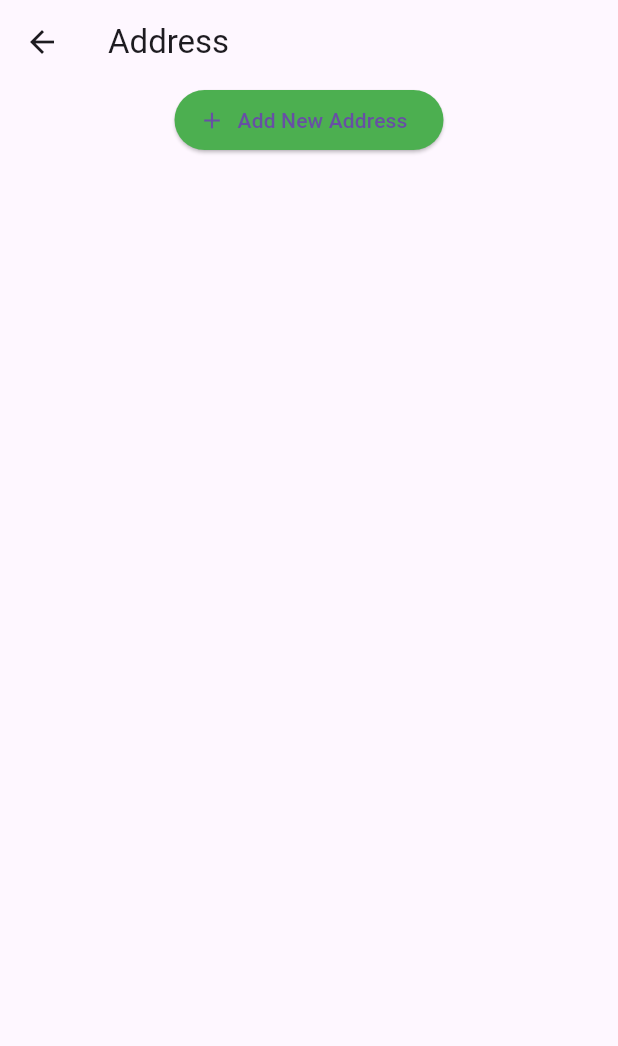
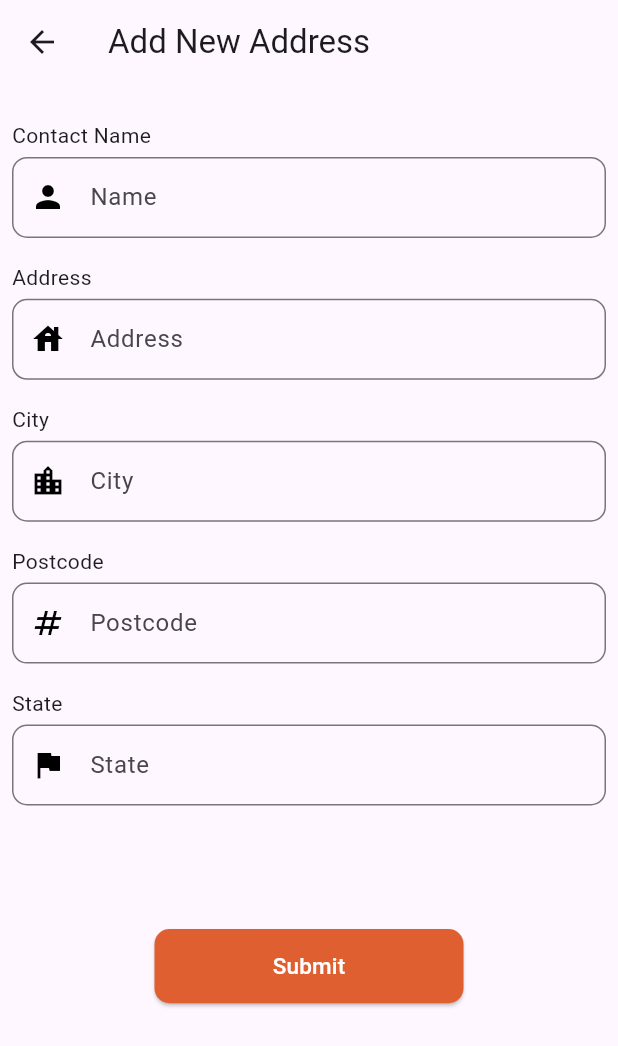
Before and after one commit to syukrianuar/flutter_todak_app_task, a Flutter app: the AddressesScreen screen opened directly, after a tap on "Add New Address", on a phone screen of 412 x 824 dp. Shown: the top 1046 px of the screen. Run offline on Flutter 3.47's test engine with Material 3 defaults, Android fonts, the phone set to English and light mode, and no system bars; our stand-ins replace cached_network_image, responsive_sizer, shared_preferences, transparent_image; accounts and stored records are empty; network calls fail.

Commit message:
data - addresses : add and load address

```diff
--- /dev/null
+++ b/lib/model/address.dart
@@ -0,0 +1,13 @@
+class Address {
+  const Address(
+      {required this.contactName,
+      required this.address,
+      required this.city,
+      required this.postcode,
+      required this.state});
+  final String contactName;
+  final String address;
+  final String city;
+  final int postcode;
+  final String state;
+}
--- a/lib/screen/addresses.dart
+++ b/lib/screen/addresses.dart
@@ -1,10 +1,88 @@
+import 'dart:convert';
+
 import 'package:flutter/material.dart';
+import 'package:shared_preferences/shared_preferences.dart';
+import 'package:todak_app_task/model/address.dart';
+import 'package:todak_app_task/widget/address_item.dart';
+import 'package:todak_app_task/widget/address_lists.dart';
+import 'package:todak_app_task/widget/new_address.dart';
 
-class AddressesScreen extends StatelessWidget {
+class AddressesScreen extends StatefulWidget {
   const AddressesScreen({super.key});
 
   @override
+  State<AddressesScreen> createState() => _AddressesScreenState();
+}
+
+class _AddressesScreenState extends State<AddressesScreen> {
+  List<Address> listAddresses = [];
+
+  @override
+  void initState() {
+    super.initState();
+    loadAddress();
+    // listAddresses;
+    // print(listAddresses);
+  }
+
+  void loadAddress() async {
+    final prefs = await SharedPreferences.getInstance();
+    final addressesJson = prefs.getString('addresses');
+    print("this is addressesJson : $addressesJson");
+    if (addressesJson != null) {
+      final addressesData = jsonDecode(addressesJson);
+      int index = 0;
+      listAddresses = addressesData
+          .map<Address>((addressData) => Address(
+              contactName: addressData['contact_name'],
+              address: addressData['address'],
+              city: addressData['city'],
+              postcode: addressData['postcode'],
+              state: addressData['state']))
+          .toList();
+      setState(() {
+        listAddresses;
+      });
+    }
+  }
+
+  void saveAddress() async {
+    final SharedPreferences prefs = await SharedPreferences.getInstance();
+    final addressesJson = json.encode(listAddresses
+        .map((address) => {
+              'contact_name': address.contactName,
+              'address': address.address,
+              'city': address.city,
+              'postcode': address.postcode,
+              'state': address.state,
+            })
+        .toList());
+    await prefs.setString('addresses', addressesJson);
+  }
+
+  void addAddress(Address address) {
+    setState(() {
+      listAddresses.add(address);
+      saveAddress();
+    });
+  }
+
+  void newAddress() {
+    Navigator.push(
+        context,
+        MaterialPageRoute(
+            builder: (ctx) => NewAddress(
+                  onAddAddress: addAddress,
+                )));
+  }
+
+  @override
   Widget build(BuildContext context) {
+    Widget mainContent = Text('Oops, no data.');
+
+    if (listAddresses.isNotEmpty) {
+      mainContent = AddressLists(addresses: listAddresses);
+    }
     return Scaffold(
       appBar: AppBar(
         title: Text('Address'),
@@ -12,10 +90,10 @@ class AddressesScreen extends StatelessWidget {
       body: Column(
         // crossAxisAlignment: CrossAxisAlignment.center,
         children: [
-
+          mainContent,
           Align(
             child: ElevatedButton.icon(
-                onPressed: () {},
+                onPressed: newAddress,
                 style: ElevatedButton.styleFrom(backgroundColor: Colors.green),
                 icon: Icon(Icons.add),
                 label: Text('Add New Address')),
--- a/lib/screen/profiles.dart
+++ b/lib/screen/profiles.dart
@@ -83,6 +83,7 @@ class ProfilesScreen extends StatelessWidget {
                     ),
                   ),
                 ),
+
               ],
             ),
           )
--- /dev/null
+++ b/lib/widget/address_item.dart
@@ -0,0 +1,17 @@
+import 'package:flutter/material.dart';
+import 'package:todak_app_task/model/address.dart';
+
+class AddressItem extends StatelessWidget {
+  const AddressItem({super.key, required this.address});
+
+  final Address address;
+
+  @override
+  Widget build(BuildContext context) {
+    return ListTile(
+      title: Text(address.contactName),
+      subtitle: Text(
+          '${address.address}, ${address.city}, ${address.postcode}, ${address.state}'),
+    );
+  }
+}
--- /dev/null
+++ b/lib/widget/address_lists.dart
@@ -0,0 +1,22 @@
+import 'package:flutter/material.dart';
+import 'package:todak_app_task/model/address.dart';
+import 'package:todak_app_task/widget/address_item.dart';
+
+class AddressLists extends StatelessWidget {
+  const AddressLists({super.key, required this.addresses});
+
+  final List<Address> addresses;
+
+  @override
+  Widget build(BuildContext context) {
+    return Expanded(
+      child: ListView.builder(
+          itemCount: addresses.length,
+          itemBuilder: (ctx, index) {
+            return AddressItem(
+              address: addresses[index],
+            );
+          }),
+    );
+  }
+}
--- /dev/null
+++ b/lib/widget/new_address.dart
@@ -0,0 +1,257 @@
+import 'dart:convert';
+
+import 'package:flutter/material.dart';
+import 'package:responsive_sizer/responsive_sizer.dart';
+import 'package:shared_preferences/shared_preferences.dart';
+import 'package:todak_app_task/model/address.dart';
+
+class NewAddress extends StatefulWidget {
+  const NewAddress({super.key, required this.onAddAddress});
+
+  final void Function(Address address) onAddAddress;
+
+  @override
+  State<NewAddress> createState() => _NewAddressState();
+}
+
+class _NewAddressState extends State<NewAddress> {
+  final _formKey = GlobalKey<FormState>();
+  var _enteredContactName = '';
+  var _enteredAddress = '';
+  var _enteredCity = '';
+  var _enteredPostcode = 1;
+  var _enteredState = '';
+
+//   void saveAddress() async {
+//   final SharedPreferences prefs = await SharedPreferences.getInstance();
+//   final addressesJson = json.encode(widget.addresses
+//         .map((todo) => {
+//               'contact_name': todo.contactName,
+//               'address': todo.address,
+//               'city': todo.city,
+//               'postcode': todo.postcode,
+//               'state': todo.state,
+
+//             })
+//         .toList());
+//     await prefs.setString('todos', todosJson);
+// }
+
+  void submitAddress() {
+    // final enteredPostcode = int.tryParse(_enteredPostcode);
+    // final amountIsInvalid = enteredAmount == null || enteredAmount <= 0;
+    if (_formKey.currentState!.validate()) {
+      _formKey.currentState!.save();
+      widget.onAddAddress(Address(
+          contactName: _enteredContactName,
+          address: _enteredAddress,
+          city: _enteredCity,
+          postcode: _enteredPostcode,
+          state: _enteredState));
+          // saveAddress();
+      Navigator.pop(context);
+    }
+  }
+
+  @override
+  Widget build(BuildContext context) {
+    return Scaffold(
+      appBar: AppBar(
+        title: Text('Add New Address'),
+      ),
+      body: Form(
+          key: _formKey,
+          autovalidateMode: AutovalidateMode.onUserInteraction,
+          child: Padding(
+            padding: const EdgeInsets.all(8.0),
+            child: Column(
+              crossAxisAlignment: CrossAxisAlignment.start,
+              children: [
+                SizedBox(
+                  height: 2.h,
+                ),
+                Text('Contact Name'),
+                SizedBox(
+                  height: 0.5.h,
+                ),
+                TextFormField(
+                  // controller: _nameController,
+                  decoration: InputDecoration(
+                    contentPadding:
+                        const EdgeInsets.fromLTRB(20.0, 15.0, 20.0, 15.0),
+                    prefixIcon: const Icon(Icons.person, color: Colors.black),
+                    hintText: "Name",
+                    border: OutlineInputBorder(
+                        borderSide: const BorderSide(
+                            // color: secondaryColor,
+                            width: 32.0),
+                        borderRadius: BorderRadius.circular(10.0)),
+                  ),
+                  onSaved: (newValue) {
+                    _enteredContactName = newValue!;
+                  },
+                  validator: (name) {
+                    if (name!.isEmpty) {
+                      return 'Enter your name';
+                    } else {
+                      return null;
+                    }
+                  },
+                ),
+                SizedBox(
+                  height: 2.h,
+                ),
+                Text('Address'),
+                SizedBox(
+                  height: 0.5.h,
+                ),
+                TextFormField(
+                  // controller: _nameController,
+                  decoration: InputDecoration(
+                    contentPadding:
+                        const EdgeInsets.fromLTRB(20.0, 15.0, 20.0, 15.0),
+                    prefixIcon: const Icon(Icons.house, color: Colors.black),
+                    hintText: "Address",
+                    border: OutlineInputBorder(
+                        borderSide: const BorderSide(
+                            // color: secondaryColor,
+                            width: 32.0),
+                        borderRadius: BorderRadius.circular(10.0)),
+                  ),
+                  onSaved: (newValue) {
+                    _enteredAddress = newValue!;
+                  },
+                  validator: (name) {
+                    if (name!.isEmpty) {
+                      return 'Enter your address';
+                    } else {
+                      return null;
+                    }
+                  },
+                ),
+                SizedBox(
+                  height: 2.h,
+                ),
+                Text('City'),
+                SizedBox(
+                  height: 0.5.h,
+                ),
+                TextFormField(
+                  // controller: _nameController,
+                  decoration: InputDecoration(
+                    contentPadding:
+                        const EdgeInsets.fromLTRB(20.0, 15.0, 20.0, 15.0),
+                    prefixIcon:
+                        const Icon(Icons.location_city, color: Colors.black),
+                    hintText: "City",
+                    border: OutlineInputBorder(
+                        borderSide: const BorderSide(
+                            // color: secondaryColor,
+                            width: 32.0),
+                        borderRadius: BorderRadius.circular(10.0)),
+                  ),
+                  onSaved: (newValue) {
+                    _enteredCity = newValue!;
+                  },
+                  validator: (name) {
+                    if (name!.isEmpty) {
+                      return 'Enter your city';
+                    } else {
+                      return null;
+                    }
+                  },
+                ),
+                SizedBox(
+                  height: 2.h,
+                ),
+                Text('Postcode'),
+                SizedBox(
+                  height: 0.5.h,
+                ),
+                TextFormField(
+                  // controller: _nameController,
+                  keyboardType: TextInputType.number,
+                  decoration: InputDecoration(
+                    contentPadding:
+                        const EdgeInsets.fromLTRB(20.0, 15.0, 20.0, 15.0),
+                    prefixIcon: const Icon(Icons.numbers, color: Colors.black),
+                    hintText: "Postcode",
+                    border: OutlineInputBorder(
+                        borderSide: const BorderSide(
+                            // color: secondaryColor,
+                            width: 32.0),
+                        borderRadius: BorderRadius.circular(10.0)),
+                  ),
+                  onSaved: (newValue) {
+                    _enteredPostcode = int.parse(newValue!);
+                  },
+                  validator: (name) {
+                    if (name!.isEmpty) {
+                      return 'Enter your postcode';
+                    } else {
+                      return null;
+                    }
+                  },
+                ),
+                SizedBox(
+                  height: 2.h,
+                ),
+                Text('State'),
+                SizedBox(
+                  height: 0.5.h,
+                ),
+                TextFormField(
+                  // controller: _nameController,
+                  decoration: InputDecoration(
+                    contentPadding:
+                        const EdgeInsets.fromLTRB(20.0, 15.0, 20.0, 15.0),
+                    prefixIcon: const Icon(Icons.flag, color: Colors.black),
+                    hintText: "State",
+                    border: OutlineInputBorder(
+                        borderSide: const BorderSide(
+                            // color: secondaryColor,
+                            width: 32.0),
+                        borderRadius: BorderRadius.circular(10.0)),
+                  ),
+                  onSaved: (newValue) {
+                    _enteredState = newValue!;
+                  },
+                  validator: (name) {
+                    if (name!.isEmpty) {
+                      return 'Enter your state';
+                    } else {
+                      return null;
+                    }
+                  },
+                ),
+                SizedBox(
+                  height: 10.h,
+                ),
+                Align(
+                  child: SizedBox(
+                    width: Adaptive.w(50),
+                    height: 6.h,
+                    child: ElevatedButton(
+                      style: ElevatedButton.styleFrom(
+                        backgroundColor: Color.fromARGB(255, 223, 95, 49),
+                        shape: RoundedRectangleBorder(
+                          borderRadius: BorderRadius.circular(10),
+                        ),
+                      ),
+                      onPressed: submitAddress,
+                      child: Text(
+                        'Submit',
+                        style: TextStyle(
+                          fontSize: 15,
+                          color: Colors.white,
+                        ),
+                      ),
+                    ),
+                  ),
+                ),
+              ],
+            ),
+          )),
+    );
+  }
+}
--- a/pubspec.yaml
+++ b/pubspec.yaml
@@ -39,6 +39,7 @@ dependencies:
   http: ^1.1.0
   cached_network_image: ^3.3.1
   transparent_image: ^2.0.1
+  shared_preferences: ^2.2.2
 
 dev_dependencies:
   flutter_test:
```
Also changed, not shown: pubspec.lock, 1 other file.
